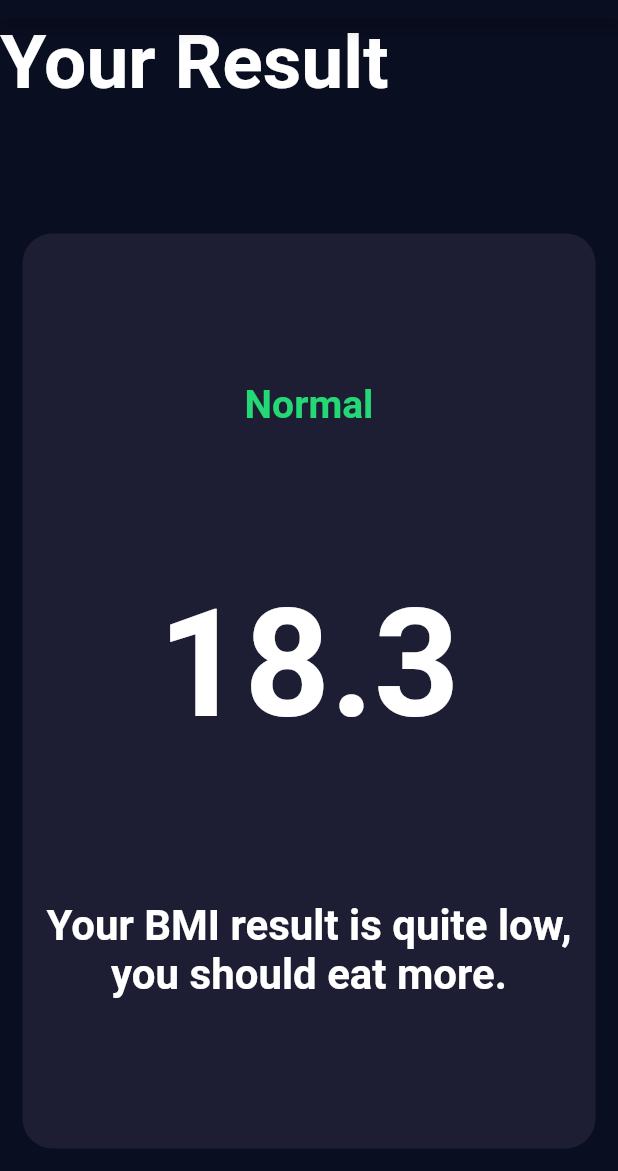
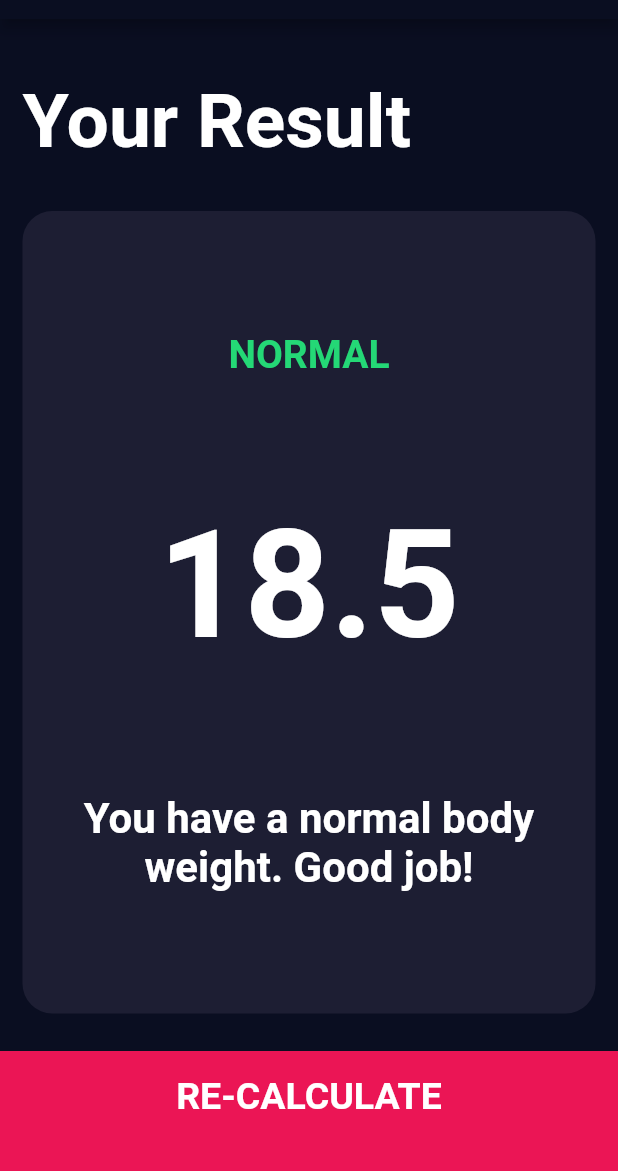
Before and after one commit to BEST-Thanawat/bmi_calculator, a Flutter app: the screen it shows after launch, after a tap on "CALCULATE", on a phone screen of 412 x 824 dp, the part 65-1236 px from its top. Run offline on Flutter 3.47's test engine with Material 2 defaults, Android fonts, the phone set to English and light mode, and no system bars; our stand-ins replace font_awesome_flutter.

```diff
--- /dev/null
+++ b/lib/calculator_brain.dart
@@ -0,0 +1,36 @@
+import 'dart:math';
+
+import 'package:flutter/material.dart';
+
+class CalculatorBrain {
+  CalculatorBrain({this.height, this.weight});
+
+  final int height;
+  final int weight;
+
+  double _bmi;
+  String calculateBMI() {
+    _bmi = weight / pow(height / 100, 2);
+    return _bmi.toStringAsFixed(1);
+  }
+
+  String getResult() {
+    if (_bmi >= 25) {
+      return 'Overweight';
+    } else if (_bmi > 18.5) {
+      return 'Normal';
+    } else {
+      return 'Underweight';
+    }
+  }
+
+  String getInterpretation() {
+    if (_bmi >= 25) {
+      return 'You have a higher than normal body weight. Try to exercise more.!';
+    } else if (_bmi > 18.5) {
+      return 'You have a normal body weight. Good job!';
+    } else {
+      return 'Your BMI result is quite low, you should eat more.';
+    }
+  }
+}
--- a/lib/screens/input_page.dart
+++ b/lib/screens/input_page.dart
@@ -7,6 +7,7 @@ import 'package:font_awesome_flutter/font_awesome_flutter.dart';
 import '../constants.dart';
 import '../components/bottom_button.dart';
 import '../components/round_icon_button.dart';
+import 'package:bmi_calculator/calculator_brain.dart';
 
 class InputPage extends StatefulWidget {
   @override
@@ -179,7 +180,14 @@ class _InputPageState extends State<InputPage> {
             BottomButton(
               buttonTitle: 'CALCULATE',
               onTap: () {
-                Navigator.push(context, MaterialPageRoute(builder: (context) => ResultsPage()));
+                CalculatorBrain calc = CalculatorBrain(height: height, weight: weight);
+                Navigator.push(
+                    context,
+                    MaterialPageRoute(
+                        builder: (context) => ResultsPage(
+                            bmiResult: calc.calculateBMI(),
+                            interpretation: calc.getInterpretation(),
+                            resultText: calc.getResult())));
               },
             ),
           ],
--- a/lib/screens/results_page.dart
+++ b/lib/screens/results_page.dart
@@ -1,8 +1,17 @@
-import 'file:///C:/Users/thana/AndroidStudioProjects/bmi_calculator/lib/components/reusable_card.dart';
+import 'package:bmi_calculator/components/reusable_card.dart';
 import 'package:flutter/material.dart';
 import '../constants.dart';
+import 'package:bmi_calculator/components/bottom_button.dart';
+import '../calculator_brain.dart';
+import 'input_page.dart';
 
 class ResultsPage extends StatelessWidget {
+  ResultsPage({@required this.bmiResult, @required this.resultText, @required this.interpretation});
+
+  final String bmiResult;
+  final String resultText;
+  final String interpretation;
+
   @override
   Widget build(BuildContext context) {
     return Scaffold(
@@ -15,6 +24,8 @@ class ResultsPage extends StatelessWidget {
         children: [
           Expanded(
               child: Container(
+            padding: EdgeInsets.all(15),
+            alignment: Alignment.bottomLeft,
             child: Text('Your Result', style: kTitleTextStyle),
           )),
           Expanded(
@@ -25,13 +36,18 @@ class ResultsPage extends StatelessWidget {
                   mainAxisAlignment: MainAxisAlignment.spaceEvenly,
                   crossAxisAlignment: CrossAxisAlignment.center,
                   children: [
-                    Text('Normal', style: kResultTextStyle),
-                    Text('18.3', style: kBMITextStyle),
-                    Text('Your BMI result is quite low, you should eat more.',
-                        style: kBodyTextStyle, textAlign: TextAlign.center)
+                    Text(resultText.toUpperCase(), style: kResultTextStyle),
+                    Text(bmiResult, style: kBMITextStyle),
+                    Text(interpretation, style: kBodyTextStyle, textAlign: TextAlign.center)
                   ],
                 ),
-              ))
+              )),
+          BottomButton(
+            buttonTitle: 'RE-CALCULATE',
+            onTap: () {
+              Navigator.pop(context);
+            },
+          ),
         ],
       ),
     );
```
